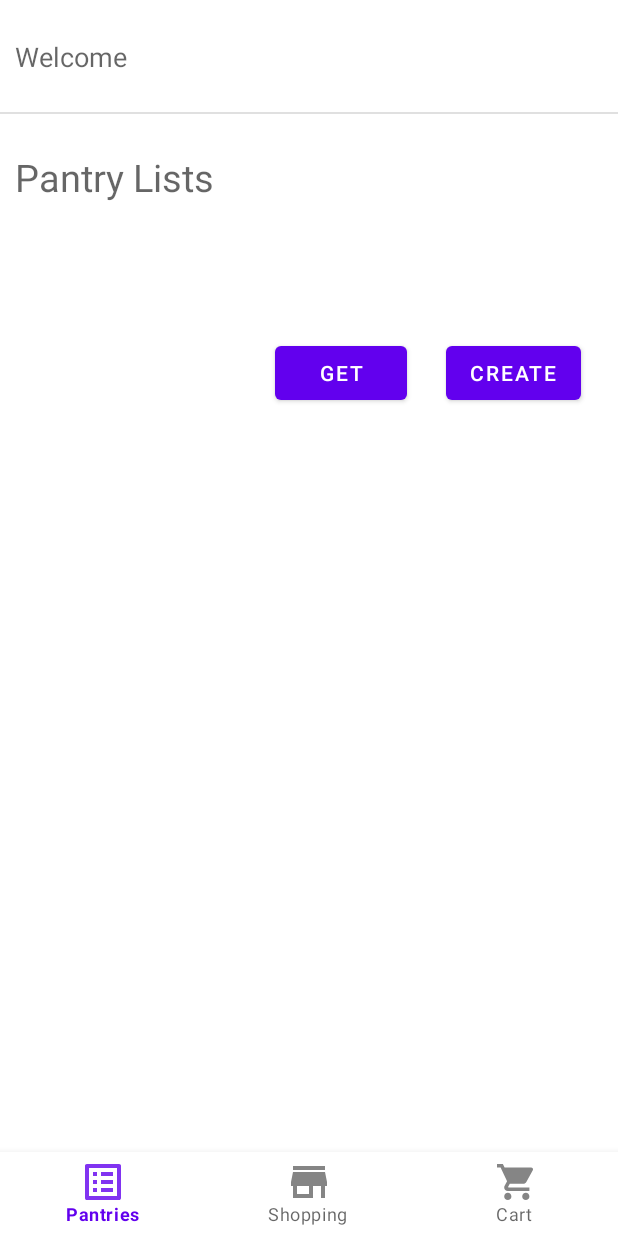
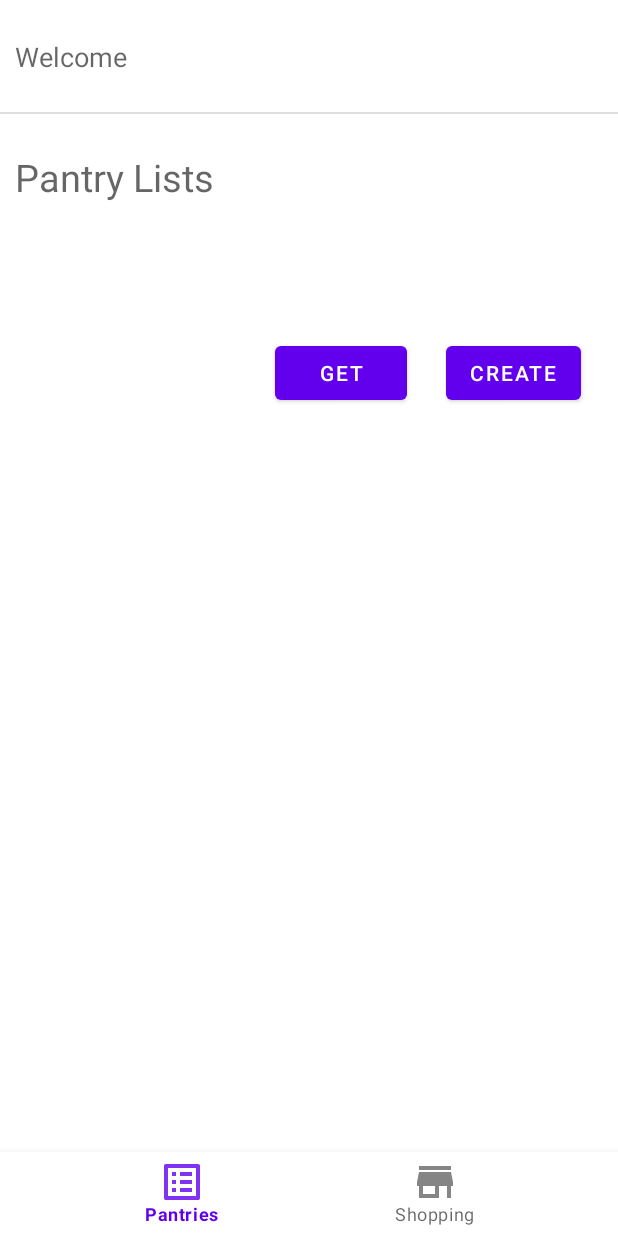
Before and after one commit to RafaelJCamara/ShopIST, an Android app: the MainActivityNav screen opened directly, with no data from a screen before it, on a phone screen of 412 x 824 dp. Run offline under Robolectric (Android 15) with nearby library versions, the phone set to English and light mode, and no system bars; our stand-ins replace navigation-ui.

Commit message:
Updated navigation of cart to become an activity

```diff
--- a/app/src/main/java/com/example/shopist/Activities/MainActivityNav.java
+++ b/app/src/main/java/com/example/shopist/Activities/MainActivityNav.java
@@ -23,7 +23,7 @@ public class MainActivityNav extends AppCompatActivity {
         // Passing each menu ID as a set of Ids because each
         // menu should be considered as top level destinations.
         AppBarConfiguration appBarConfiguration = new AppBarConfiguration.Builder(
-                R.id.navigation_pantries, R.id.navigation_shopping, R.id.navigation_cart)
+                R.id.navigation_pantries, R.id.navigation_shopping)
                 .build();
         NavController navController = Navigation.findNavController(this, R.id.nav_host_fragment);
         NavigationUI.setupWithNavController(navView, navController);
--- a/app/src/main/java/com/example/shopist/Utils/ListManager.java
+++ b/app/src/main/java/com/example/shopist/Utils/ListManager.java
@@ -70,7 +70,7 @@ public abstract class ListManager {
         listView.setAdapter(adapter);
     }
 
-    private void addListClickListeners(){
+    protected void addListClickListeners(){
         //add actionlisterner to each item of the list
         listView.setOnItemClickListener(new AdapterView.OnItemClickListener() {
             @Override
--- a/app/src/main/res/layout/fragment_cart.xml
+++ b/app/src/main/res/layout/fragment_cart.xml
@@ -6,7 +6,7 @@
     android:layout_width="match_parent"
     android:layout_height="match_parent"
     android:orientation="vertical"
-    tools:context=".Activities.ui.cart.CartFragment">
+    tools:context=".Activities.ui.cart.CartActivity">
 
     <ListView
         android:id="@+id/cartList"
--- a/app/src/main/res/menu/bottom_nav_menu.xml
+++ b/app/src/main/res/menu/bottom_nav_menu.xml
@@ -11,9 +11,4 @@
         android:icon="@drawable/ic_shopping_black"
         android:title="@string/title_shopping" />
 
-    <item
-        android:id="@+id/navigation_cart"
-        android:icon="@drawable/ic_cart_black"
-        android:title="@string/title_cart" />
-
 </menu>
--- a/app/src/main/res/navigation/mobile_navigation.xml
+++ b/app/src/main/res/navigation/mobile_navigation.xml
@@ -49,7 +49,7 @@
 
     <fragment
         android:id="@+id/navigation_cart"
-        android:name="com.example.shopist.Activities.ui.cart.CartFragment"
+        android:name="com.example.shopist.Activities.ui.cart.CartActivity"
         android:label="@string/title_cart"
         tools:layout="@layout/fragment_cart">
         <action
```
Also changed, not shown: app/src/main/java/com/example/shopist/Activities/ui/cart/CartActivity.java (renamed from app/src/main/java/com/example/shopist/Activities/ui/cart/CartFragment.java, +24 -10 lines), app/src/main/java/com/example/shopist/Activities/ui/shopping/ShoppingFragment.java (+0 -7 lines), app/src/main/java/com/example/shopist/Utils/CartListManager.java (+8 -5 lines), app/src/main/java/com/example/shopist/Utils/ShoppingListManager.java (+20 -0 lines).
